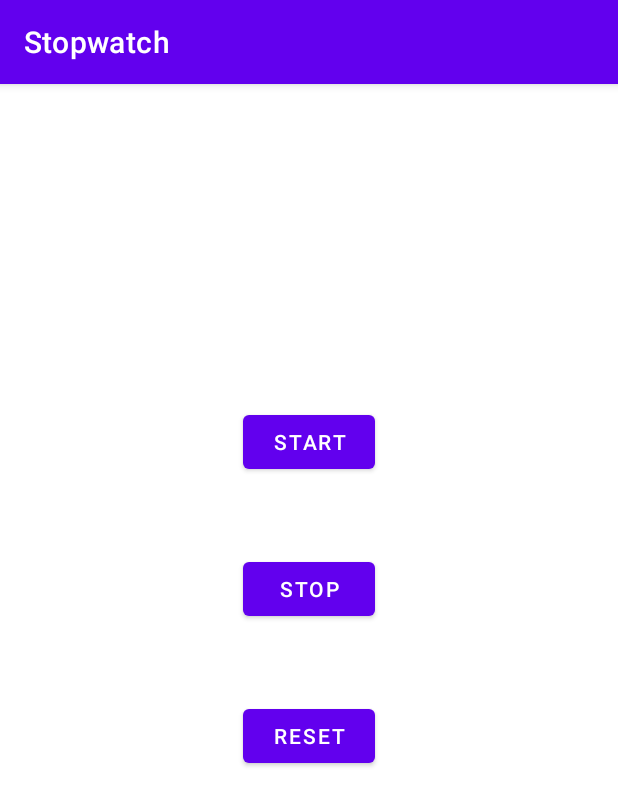
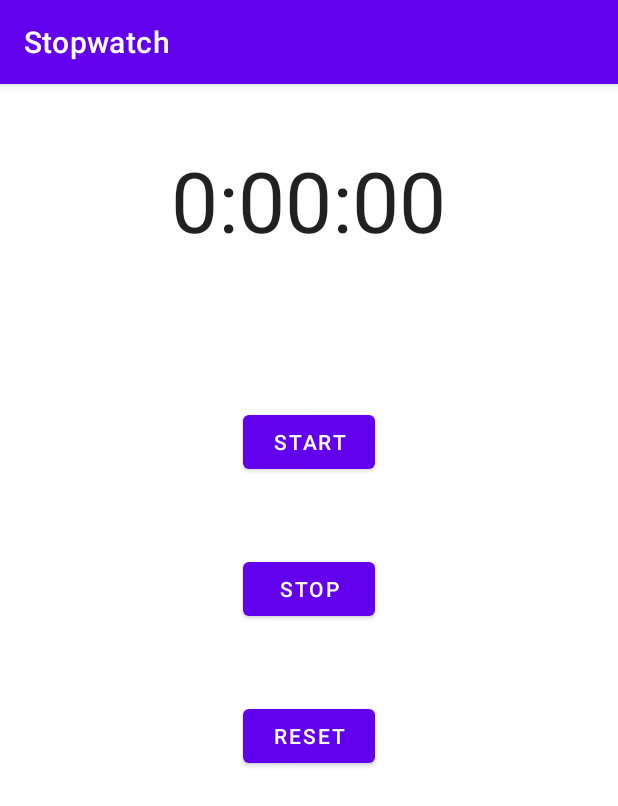
Before and after one commit to JosipTr/android-stopwatch, an Android app: the screen it shows after launch (MainActivity), on a phone screen of 412 x 824 dp. Shown: the top 806 px of the screen. Run offline under Robolectric (Android 15) with nearby library versions, the phone set to English and light mode, and no system bars.

Commit message:
Update app

```diff
--- a/app/src/main/java/com/hfad/stopwatch/MainActivity.java
+++ b/app/src/main/java/com/hfad/stopwatch/MainActivity.java
@@ -18,6 +18,7 @@ public class MainActivity extends AppCompatActivity {
     protected void onCreate(Bundle savedInstanceState) {
         super.onCreate(savedInstanceState);
         setContentView(R.layout.activity_main);
+        runTimer();
     }
 
     public void onClickStart(View view) {
@@ -34,7 +35,7 @@ public class MainActivity extends AppCompatActivity {
     }
 
     private void runTimer() {
-        final TextView timeView = (TextView) findViewById(R.id.time_view);
+        final TextView timeView = findViewById(R.id.time_view);
         final Handler handler = new Handler();
         handler.post(new Runnable() {
             @Override
--- a/app/src/main/res/layout/activity_main.xml
+++ b/app/src/main/res/layout/activity_main.xml
@@ -23,9 +23,11 @@
         android:layout_height="wrap_content"
         android:layout_gravity="center"
         android:layout_marginTop="100dp"
+        android:onClick="onClickStart"
         android:text="@string/start" />
 
     <Button
+        android:onClick="onClickStop"
         android:id="@+id/btnStop"
         android:layout_width="wrap_content"
         android:layout_height="wrap_content"
@@ -35,6 +37,7 @@
 
     <Button
         android:id="@+id/btnReset"
+        android:onClick="onClickReset"
         android:layout_width="wrap_content"
         android:layout_height="wrap_content"
         android:layout_gravity="center"
```
